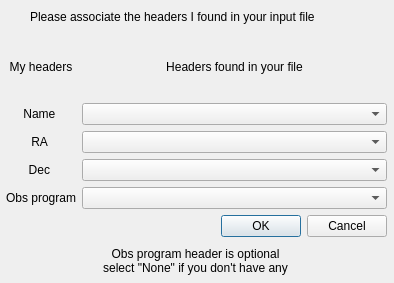
Above: pouet/headerdialog.ui from vbonvin/POUET before the change. Below: the same form after it.
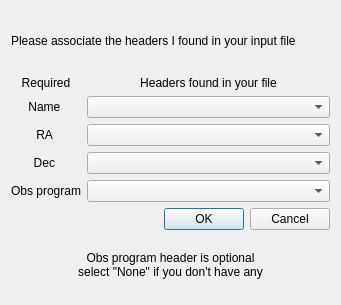
That is the form after the change.

Patch:
```diff
--- a/pouet/headerdialog.ui
+++ b/pouet/headerdialog.ui
@@ -6,22 +6,25 @@
    <rect>
     <x>0</x>
     <y>0</y>
-    <width>394</width>
-    <height>283</height>
+    <width>341</width>
+    <height>305</height>
    </rect>
   </property>
   <property name="windowTitle">
    <string>Dialog</string>
   </property>
-  <widget class="QWidget" name="gridLayoutWidget">
-   <property name="geometry">
-    <rect>
-     <x>6</x>
-     <y>36</y>
-     <width>381</width>
-     <height>201</height>
-    </rect>
-   </property>
+  <layout class="QVBoxLayout" name="verticalLayout">
+   <item>
+    <widget class="QLabel" name="headerInstructions">
+     <property name="text">
+      <string>Please associate the headers I found in your input file</string>
+     </property>
+     <property name="alignment">
+      <set>Qt::AlignJustify|Qt::AlignVCenter</set>
+     </property>
+    </widget>
+   </item>
+   <item>
    <layout class="QGridLayout" name="headerGridLayout">
     <item row="6" column="1">
      <widget class="QDialogButtonBox" name="headerButtonBox">
@@ -88,7 +91,7 @@
     <item row="1" column="0">
      <widget class="QLabel" name="header">
       <property name="text">
-       <string>My headers</string>
+        <string>Required</string>
       </property>
       <property name="alignment">
        <set>Qt::AlignCenter</set>
@@ -106,32 +109,9 @@
      </widget>
     </item>
    </layout>
-  </widget>
-  <widget class="QLabel" name="headerInstructions">
-   <property name="geometry">
-    <rect>
-     <x>30</x>
-     <y>6</y>
-     <width>341</width>
-     <height>21</height>
-    </rect>
-   </property>
-   <property name="text">
-    <string>Please associate the headers I found in your input file</string>
-   </property>
-   <property name="alignment">
-    <set>Qt::AlignJustify|Qt::AlignVCenter</set>
-   </property>
-  </widget>
+   </item>
+   <item>
   <widget class="QLabel" name="headerInstructions_2">
-   <property name="geometry">
-    <rect>
-     <x>90</x>
-     <y>240</y>
-     <width>211</width>
-     <height>41</height>
-    </rect>
-   </property>
    <property name="text">
     <string>Obs program header is optional
 select &quot;None&quot; if you don't have any</string>
@@ -140,6 +120,8 @@
     <set>Qt::AlignCenter</set>
    </property>
   </widget>
+   </item>
+  </layout>
  </widget>
  <resources/>
  <connections>
```
Lines whose indentation alone changed are shown as unchanged.
